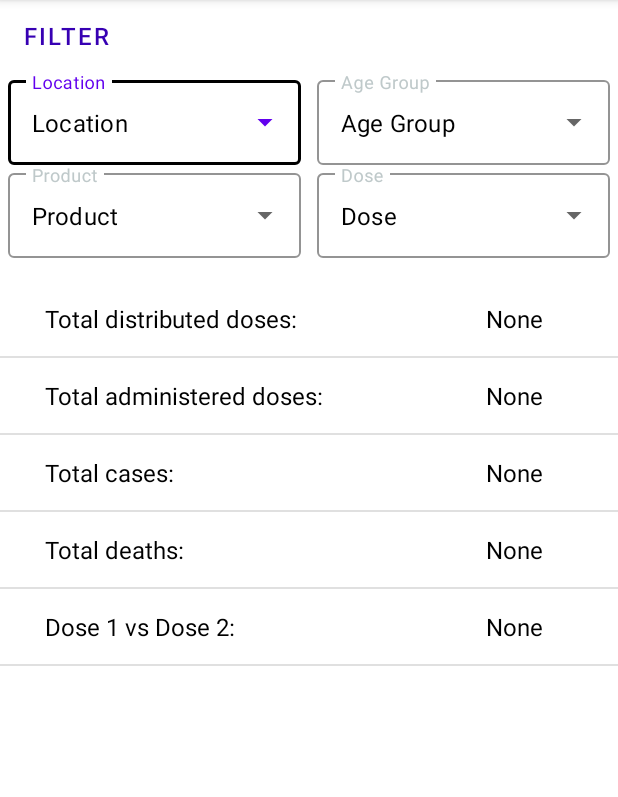
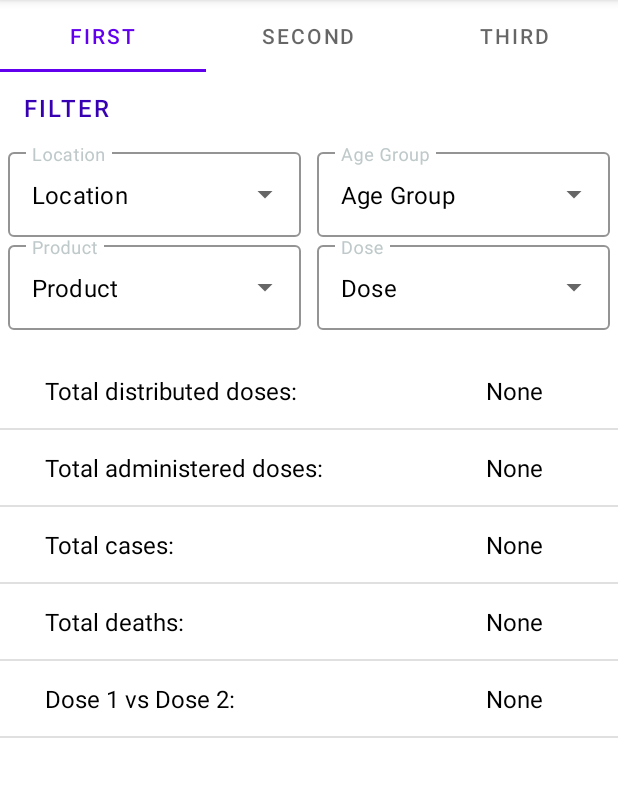
Before and after one commit to oliviahedlund/COVID, an Android app: the screen it shows after launch (GeneralActivity), after a tap on "DUMMY LOGIN", on a phone screen of 412 x 824 dp, the part 84-881 px from its top. Run offline under Robolectric (Android 15) with nearby library versions, the phone set to English and light mode, and no system bars.

Commit message:
initial commit, added tabs to covid tracking dashboard

```diff
--- a/app/src/main/java/com/example/myapplication/GeneralActivity.java
+++ b/app/src/main/java/com/example/myapplication/GeneralActivity.java
@@ -19,6 +19,7 @@ import android.widget.Toast;
 import com.example.myapplication.API.Model.User.UserResponse;
 import com.example.myapplication.UI.Covid_Passport.CovidPassportFragment;
 import com.example.myapplication.UI.Covid_tracking.Covid_Tracking_dashboardFragment;
+import com.example.myapplication.UI.Covid_tracking.Covid_Tracking_tabs_fragment;
 import com.example.myapplication.UI.FAQ;
 import com.example.myapplication.UI.SettingsFragment;
 import com.example.myapplication.UI.UserAppointment.Appointment_Info;
@@ -35,7 +36,7 @@ public class GeneralActivity extends AppCompatActivity {
     private TextView userEmail;
     private UserResponse user;
 
-    private Covid_Tracking_dashboardFragment dashFragment;
+    private Covid_Tracking_tabs_fragment dashFragment;
     //private String token;
 
     private long backPressedTime;
@@ -66,7 +67,7 @@ public class GeneralActivity extends AppCompatActivity {
         //token = (String) i.getStringExtra("token");
 
         if(savedInstanceState == null) {
-            dashFragment = new Covid_Tracking_dashboardFragment();
+            dashFragment = new Covid_Tracking_tabs_fragment();
             getSupportFragmentManager().beginTransaction().add(R.id.frame, dashFragment).addToBackStack(null).commit();
         }
 
@@ -141,7 +142,7 @@ public class GeneralActivity extends AppCompatActivity {
                 //Check to see which item was being clicked and perform appropriate action
                 switch (menuItem.getItemId()) {
                     case R.id.nav_dashboard:
-                        newFragment = new Covid_Tracking_dashboardFragment();
+                        newFragment = new Covid_Tracking_tabs_fragment();
                         break;
                     case R.id.booking:
                         newFragment = new Appointment_Info(); break;
--- /dev/null
+++ b/app/src/main/java/com/example/myapplication/UI/Adapter/Covid_tracking_fragmentAdapter.java
@@ -0,0 +1,32 @@
+package com.example.myapplication.UI.Adapter;
+
+import androidx.annotation.NonNull;
+import androidx.fragment.app.Fragment;
+import androidx.fragment.app.FragmentManager;
+import androidx.lifecycle.Lifecycle;
+import androidx.viewpager2.adapter.FragmentStateAdapter;
+import com.example.myapplication.UI.Covid_tracking.Covid_Tracking_dashboardFragment;
+import com.example.myapplication.UI.UserAppointment.Appointment_makeCancel;
+
+public class Covid_tracking_fragmentAdapter extends FragmentStateAdapter {
+    public Covid_tracking_fragmentAdapter(@NonNull FragmentManager fragmentManager, @NonNull Lifecycle lifecycle) {
+        super(fragmentManager, lifecycle);
+    }
+
+    @NonNull
+    @Override
+    public Fragment createFragment(int position) {
+        switch (position){
+            case 1:
+                return new Covid_Tracking_dashboardFragment();
+            case 2:
+                return new Appointment_makeCancel();
+        }
+        return new Covid_Tracking_dashboardFragment();
+    }
+
+    @Override
+    public int getItemCount() {
+        return 3;
+    }
+}
--- /dev/null
+++ b/app/src/main/java/com/example/myapplication/UI/Covid_tracking/Covid_Tracking_tabs_fragment.java
@@ -0,0 +1,65 @@
+package com.example.myapplication.UI.Covid_tracking;
+
+import android.os.Bundle;
+import android.view.LayoutInflater;
+import android.view.View;
+import android.view.ViewGroup;
+
+import androidx.fragment.app.Fragment;
+import androidx.fragment.app.FragmentManager;
+import androidx.viewpager2.widget.ViewPager2;
+import androidx.viewpager2.widget.ViewPager2.OnPageChangeCallback;
+
+import com.example.myapplication.R;
+import com.example.myapplication.UI.Adapter.Covid_tracking_fragmentAdapter;
+import com.google.android.material.tabs.TabLayout;
+
+public class Covid_Tracking_tabs_fragment extends Fragment {
+    private TabLayout tabLayout;
+    private ViewPager2 viewPager2;
+    private Covid_tracking_fragmentAdapter fragmentAdapter;
+    private View view;
+
+    @Override
+    public View onCreateView(LayoutInflater inflater, ViewGroup container,
+                             Bundle savedInstanceState) {
+
+        view = inflater.inflate(R.layout.covid_tracking_tabs_fragment, container, false);
+
+        tabLayout = view.findViewById(R.id.covidTrackingTabs);
+        viewPager2 = view.findViewById(R.id.viewPager2_covid_tracking);
+
+        FragmentManager fm = getActivity().getSupportFragmentManager();
+        fragmentAdapter = new Covid_tracking_fragmentAdapter(fm, getLifecycle());
+        viewPager2.setAdapter(fragmentAdapter);
+
+        tabLayout.addTab(tabLayout.newTab().setText("First"));
+        tabLayout.addTab(tabLayout.newTab().setText("Second"));
+        tabLayout.addTab(tabLayout.newTab().setText("Third"));
+
+        tabLayout.addOnTabSelectedListener(new TabLayout.OnTabSelectedListener() {
+            @Override
+            public void onTabSelected(TabLayout.Tab tab) {
+                viewPager2.setCurrentItem(tab.getPosition());
+            }
+
+            @Override
+            public void onTabUnselected(TabLayout.Tab tab) {
+
+            }
+
+            @Override
+            public void onTabReselected(TabLayout.Tab tab) {
+
+            }
+        });
+
+        viewPager2.registerOnPageChangeCallback(new ViewPager2.OnPageChangeCallback(){
+            public void onPageSelected(int position){
+                tabLayout.selectTab(tabLayout.getTabAt(position));
+            }
+        });
+
+        return view;
+    }
+}
--- a/app/src/main/res/layout/appointment.xml
+++ b/app/src/main/res/layout/appointment.xml
@@ -1,5 +1,5 @@
 <?xml version="1.0" encoding="utf-8"?>
-<RelativeLayout xmlns:android="http://schemas.android.com/apk/res/android"
+<FrameLayout xmlns:android="http://schemas.android.com/apk/res/android"
     android:id="@+id/appointmentMakingView"
     android:layout_width="match_parent"
     android:layout_height="match_parent"
@@ -57,4 +57,4 @@
             android:textStyle="bold" />
     </androidx.cardview.widget.CardView>
 
-</RelativeLayout>
+</FrameLayout>
--- a/app/src/main/res/layout/covid_tracking_fragment_dashboard.xml
+++ b/app/src/main/res/layout/covid_tracking_fragment_dashboard.xml
@@ -1,14 +1,17 @@
 <?xml version="1.0" encoding="utf-8"?>
-<LinearLayout
+<FrameLayout
     xmlns:android="http://schemas.android.com/apk/res/android"
     xmlns:app="http://schemas.android.com/apk/res-auto"
     xmlns:tools="http://schemas.android.com/tools"
     android:layout_width="match_parent"
     android:layout_height="match_parent"
-    android:orientation="vertical"
-    android:background="@color/white"
     tools:context=".UI.Covid_tracking.Covid_Tracking_dashboardFragment">
 
+    <LinearLayout
+        android:layout_width="match_parent"
+        android:layout_height="match_parent"
+        android:orientation="vertical"
+        android:background="@color/white">
         <Button
             android:id="@+id/filterButton"
             style="@style/Widget.MaterialComponents.Button.TextButton"
@@ -121,5 +124,9 @@
 
         </LinearLayout>
 
+    </LinearLayout>
 
-</LinearLayout>
+
+
+
+</FrameLayout>
--- /dev/null
+++ b/app/src/main/res/layout/covid_tracking_tabs_fragment.xml
@@ -0,0 +1,18 @@
+<?xml version="1.0" encoding="utf-8"?>
+<RelativeLayout
+    xmlns:android="http://schemas.android.com/apk/res/android"
+    android:layout_width="match_parent"
+    android:layout_height="match_parent">
+
+    <com.google.android.material.tabs.TabLayout
+        android:id="@+id/covidTrackingTabs"
+        android:layout_width="match_parent"
+        android:layout_height="wrap_content"/>
+
+    <androidx.viewpager2.widget.ViewPager2
+        android:id="@+id/viewPager2_covid_tracking"
+        android:layout_width="match_parent"
+        android:layout_height="match_parent"
+        android:layout_below="@id/covidTrackingTabs"/>
+
+</RelativeLayout>
```
Lines whose indentation alone changed are shown as unchanged.
